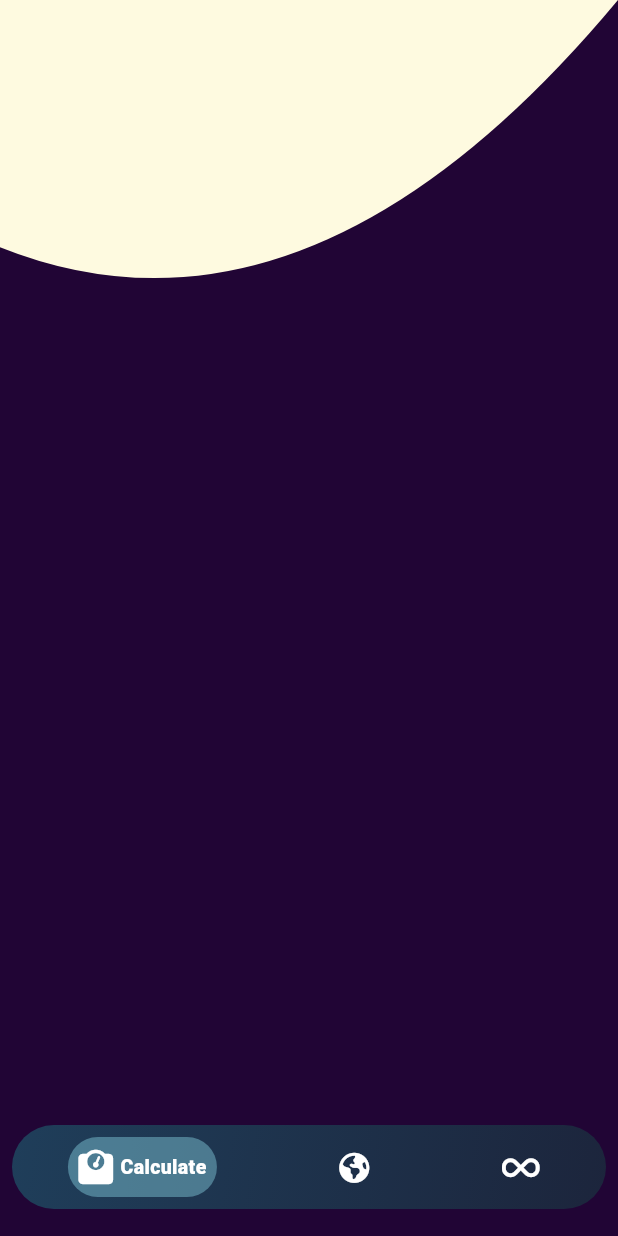
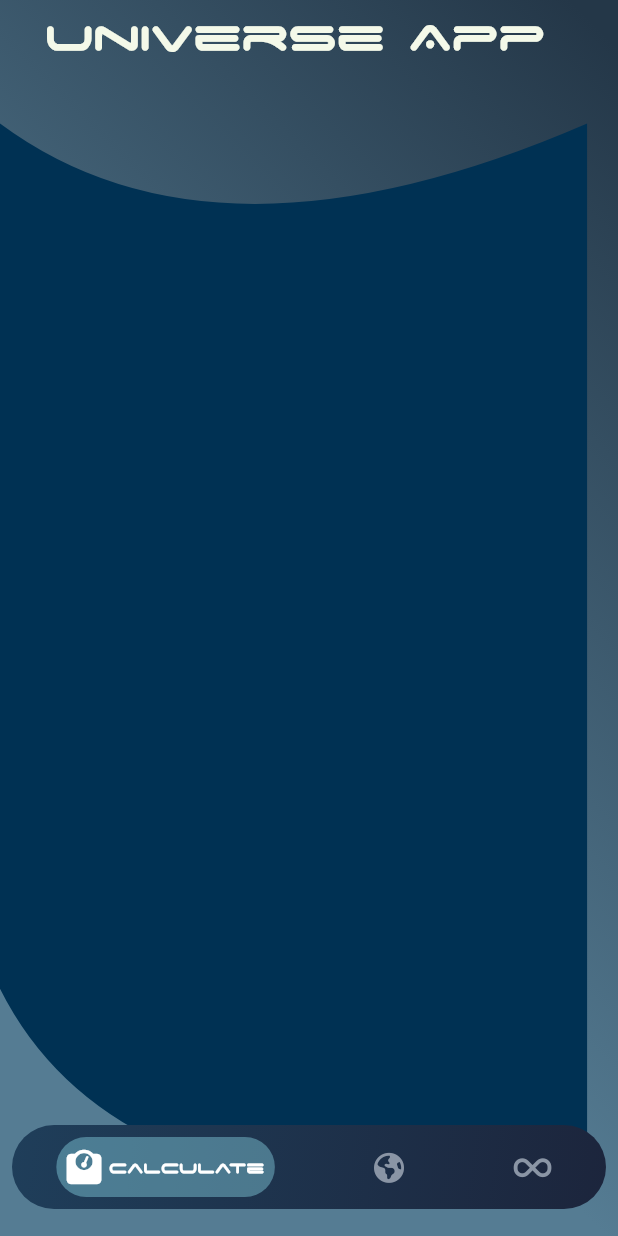
Before and after one commit to jhongo/WeightPlanerAPP, a Flutter app: the screen it shows after launch, on a phone screen of 412 x 824 dp. Run offline on Flutter 3.47's test engine with Material 2 defaults, Android fonts, the phone set to English and light mode, and no system bars; our stand-ins replace font_awesome_flutter.

Commit message:
Terminate CustomPainter

```diff
--- a/lib/presentation/screens/calculate_screen.dart
+++ b/lib/presentation/screens/calculate_screen.dart
@@ -7,11 +7,12 @@ class CalculateScreen extends StatelessWidget {
   @override
   Widget build(BuildContext context) {
 
-    return Scaffold(
-      backgroundColor: Color(0xFF210535),
+    return const Scaffold(
+      backgroundColor: Color(0xFF003153),
       body: Stack(
         children: [
-          CustomHeader()
+          CustomHeader(),
+
           // Image.asset('assets/imgs/astronaut-in-space.png')
         ],
       )
@@ -29,6 +30,19 @@ class CustomHeader extends StatelessWidget {
       height: MediaQuery.of(context).size.height,
       child: CustomPaint(
         painter:HeaderPainter(),
+        child: const SafeArea(
+          child: Padding(
+            padding: EdgeInsets.only(left: 30),
+            child: Text('Universe App',
+            style: TextStyle(
+              fontWeight: FontWeight.bold,
+              fontSize: 35,
+              fontFamily: 'SpaceAge',
+              color:Color(0xFFf4f9e9)
+            ), ),
+          )
+
+          ) ,
       ),
 
     );
@@ -36,17 +50,36 @@ class CustomHeader extends StatelessWidget {
 }
 
 class HeaderPainter extends CustomPainter{
+
+
   @override
   void paint(Canvas canvas, Size size) {
 
-  final paint = Paint();
-  paint.color = Color(0xFFfefae0);
+  final Rect rect = Rect.fromCircle(
+    center:const Offset(10.0, 30),
+    radius: 200
+    );
+
+  const Gradient gradient = LinearGradient(
+    begin: Alignment.topRight,
+    end: Alignment.bottomLeft,
+    colors:[
+      Color(0xFF243748),
+      Color(0xFF557c93),
+    ]);
+
+  final paint = Paint()..shader = gradient.createShader(rect);
   paint.style = PaintingStyle.fill;
-  paint.strokeWidth = 5;
 
   final path = Path();
-  path.lineTo(0, size.height * 0.2);
-  path.quadraticBezierTo(size.width *0.5 , size.height * 0.3 ,size.width , 0 );
+  path.lineTo(0, size.height * 0.1);
+  path.quadraticBezierTo(size.width * 0.35, size.height * 0.23 ,size.width * 0.95 , size.height * 0.1 );
+  path.lineTo(size.width * 0.95, size.height * 0.96);
+  path.quadraticBezierTo(size.width * 0.2, size.height , 0, size.height * 0.8);
+  path.lineTo(0, size.height);
+  path.lineTo(size.width, size.height);
+  path.lineTo(size.width, 0);
+  path.lineTo(0, 0);
 
 canvas.drawPath(path, paint);
 }
--- a/lib/presentation/widgets/shared/option_item.dart
+++ b/lib/presentation/widgets/shared/option_item.dart
@@ -25,13 +25,13 @@ class OptionName extends StatelessWidget {
         mainAxisAlignment: MainAxisAlignment.center,
         children: [
           FaIcon(itemNav.icon,
-          color: Colors.white,
+          color:(itemNav.index == navigationProvider.initIndex) ? Colors.white : Color(0xFF8a95a5),
           size:(itemNav.index == navigationProvider.initIndex) ? 23 : 20,
           ),
           if(itemNav.index == navigationProvider.initIndex)
           const SizedBox(width: 5,),
           if(itemNav.index == navigationProvider.initIndex)
-          Text(itemNav.name, style: TextStyle(fontSize: 13, color: Colors.white, fontWeight: FontWeight.w800),)
+          Text(itemNav.name, style: TextStyle(fontSize: 13, color: Colors.white, fontWeight: FontWeight.w800, fontFamily: 'SpaceAge' ),)
 
         ],
       )
```
Also changed, not shown: pubspec.yaml (+6 -6 lines), assets/fonts/space_age.otf (added), assets/fonts/space_age.ttf (added), assets/imgs/start_space.jpg (added).
